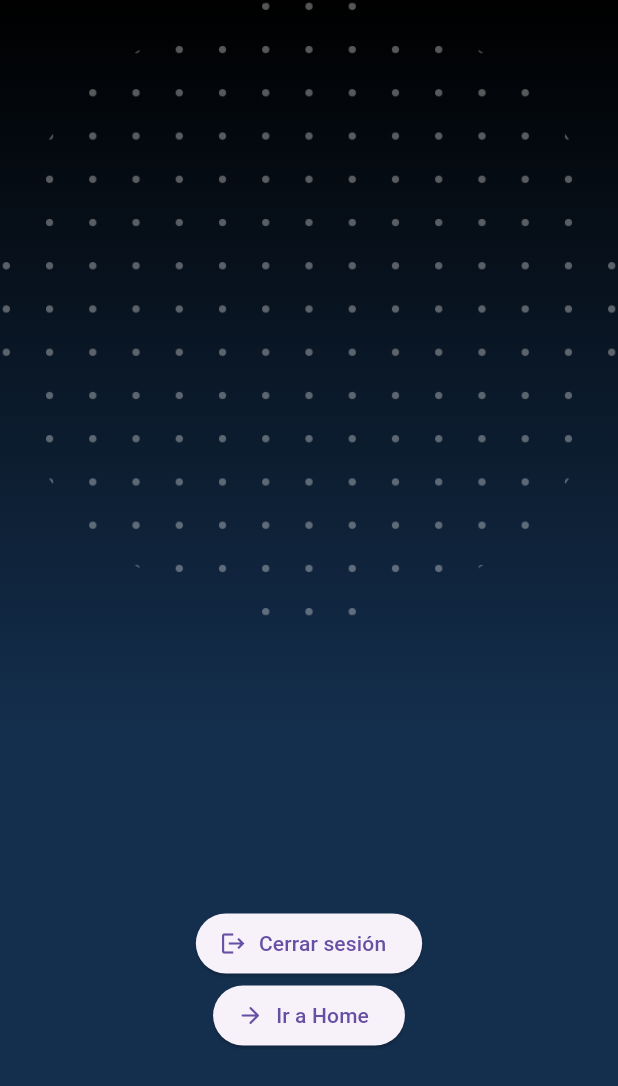
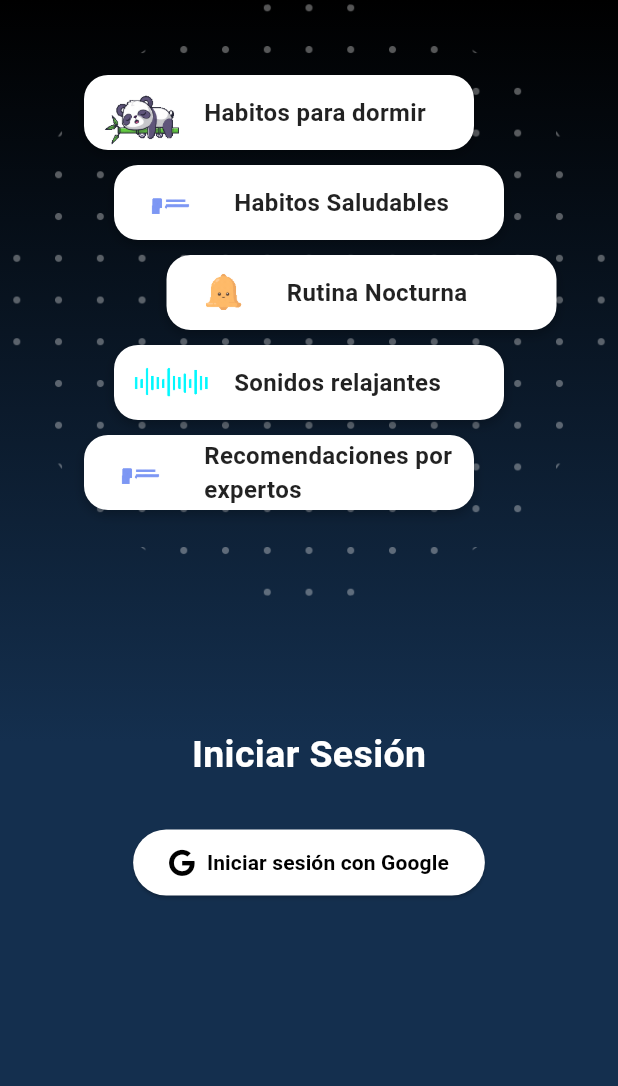
Before and after one commit to Alexisvip100/flutter_sleep_mind, a Flutter app: the LoginPage screen opened directly, on a phone screen of 412 x 824 dp. Shown: the top 1086 px of the screen. Run offline on Flutter 3.47's test engine with Material 3 defaults, Android fonts, the phone set to English and light mode, and no system bars; our stand-ins replace firebase_auth, firebase_core, font_awesome_flutter, get_it, google_sign_in, persistent_bottom_nav_bar; accounts and stored records are empty; network calls fail.

Commit message:
fix: refactor code and show images in the screens

```diff
--- a/lib/app/presentation/pages/login/google_login_screen.dart
+++ b/lib/app/presentation/pages/login/google_login_screen.dart
@@ -1,20 +1,18 @@
 import 'package:flutter/material.dart';
 import 'package:sleep_mind/app/injection/di.dart';
-import 'package:sleep_mind/app/domain/entities/models/auth_service.dart';
-import 'package:sleep_mind/app/domain/usecases/auth_state_changes.dart';
 import 'package:sleep_mind/app/domain/usecases/sign_in_with_google.dart';
-import 'package:sleep_mind/app/domain/usecases/sign_out.dart';
+import 'package:sleep_mind/app/presentation/pages/login/welcome_pages_data.dart';
+import 'package:font_awesome_flutter/font_awesome_flutter.dart';
 
 class LoginPage extends StatefulWidget {
   const LoginPage({super.key});
+
   @override
   State<LoginPage> createState() => _LoginPageState();
 }
 
 class _LoginPageState extends State<LoginPage> {
   final _signIn = sl<SignInWithGoogle>();
-  final _signOut = sl<SignOut>();
-  final _authStates = sl<AuthStateChanges>();
   bool _loading = false;
 
   Future<void> _goHome() async {
@@ -37,12 +35,14 @@ class _LoginPageState extends State<LoginPage> {
     }
   }
 
-  Future<void> _logout() async => _signOut();
 
   @override
   Widget build(BuildContext context) {
+    const items = LoginPageData.listItems;
+
     return Scaffold(
       body: Container(
+        width: double.infinity,
         decoration: const BoxDecoration(
           gradient: LinearGradient(
             begin: Alignment.topCenter,
@@ -52,64 +52,132 @@ class _LoginPageState extends State<LoginPage> {
         ),
         child: Column(
           children: [
-            // points.png arriba
-            Expanded(
-              child: Container(
+            // ================== STACK con background e ítems ==================
+            SizedBox(
+              height: 400,
+              child: Stack(
+                alignment: Alignment.center,
+                children: [
+                  // Imagen de fondo
+                  Container(
+                    height: 400,
+                    width: 400,
                     decoration: const BoxDecoration(
                       image: DecorationImage(
                         image: AssetImage("assets/images/points.png"),
-                    fit: BoxFit.cover,
+                        fit: BoxFit.contain,
                       ),
                     ),
                   ),
+
+                  // Todas las pages encima (sin PageView)
+                  Positioned(
+                    top: 40,
+                    child: Column(
+                      children: [
+                        for (var item in items)
+                          Container(
+                            margin: EdgeInsets.only(
+                              top: 10,
+                              left: item.left ?? 0.0,
+                              right: item.right ?? 0.0,
                             ),
-            // login abajo + escucha de sesión
-            Expanded(
-              child: Center(
-                child: _loading
-                    ? const CircularProgressIndicator(color: Colors.white)
-                    : StreamBuilder<AuthUser?>(
-                        stream: _authStates(),
-                        builder: (context, snap) {
-                          final user = snap.data;
-                          if (user != null) {
-                            return Column(
-                              mainAxisSize: MainAxisSize.min,
-                              children: [
-                                if (user.avatar != null)
-                                  CircleAvatar(
-                                    radius: 32,
-                                    backgroundImage: NetworkImage(user.avatar!),
-                                  ),
-                                const SizedBox(height: 12),
-                                Text(user.name ?? 'Sin nombre',
-                                    style: const TextStyle(
+                            width: 260,
+                            height: 50,
+                            decoration: BoxDecoration(
                               color: Colors.white,
-                                        fontWeight: FontWeight.w700)),
-                                Text(user.email ?? '',
-                                    style:
-                                        const TextStyle(color: Colors.white70)),
-                                const SizedBox(height: 16),
-                                ElevatedButton.icon(
-                                  onPressed: _logout,
-                                  icon: const Icon(Icons.logout),
-                                  label: const Text('Cerrar sesión'),
-                                ),
-                                ElevatedButton.icon(
-                                  onPressed: _goHome,
-                                  icon: const Icon(Icons.arrow_forward_rounded),
-                                  label: const Text('Ir a Home'),
+                              borderRadius: BorderRadius.circular(16),
+                              boxShadow: const [
+                                BoxShadow(
+                                  color: Colors.black26,
+                                  blurRadius: 6,
+                                  offset: Offset(0, 3),
                                 ),
                               ],
-                            );
-                          }
-                          return ElevatedButton.icon(
-                            onPressed: _login,
-                            icon: const Icon(Icons.login),
-                            label: const Text('Iniciar sesión con Google'),
+                            ),
+                            child: Row(
+                              children: [
+                                const SizedBox(width: 8),
+                                Image.asset(
+                                  item.imgGifs ?? '',
+                                  width: 60,
+                                  height: 60,
+                                  fit: BoxFit.cover,
+                                  errorBuilder: (context, error, stackTrace) {
+                                    return const Icon(
+                                      Icons.nightlight_round,
+                                      color: Colors.blue,
+                                      size: 40,
                                     );
                                   },
                                 ),
+                                const SizedBox(width: 12),
+                                Expanded(
+                                  child: Text(
+                                    item.textSleep ?? '',
+                                    style: const TextStyle(
+                                      fontSize: 16,
+                                      fontWeight: FontWeight.w600,
+                                      color: Colors.black87,
+                                    ),
+                                  ),
+                                ),
+                              ],
+                            ),
+                          ),
+                      ],
+                    ),
+                  ),
+                ],
+              ),
+            ),
+            const SizedBox(height: 20),
+            Center(
+              heightFactor: 2.0,
+              child: Column(
+                children: [
+                  const Text(
+                    'Iniciar Sesión',
+                    style: TextStyle(
+                      color: Colors.white,
+                      fontSize: 25,
+                      fontWeight: FontWeight.bold,
+                    ),
+                  ),
+                  const SizedBox(height: 30),
+                  _loading
+                      ? const CircularProgressIndicator(color: Colors.white)
+                      : ElevatedButton.icon(
+                          onPressed: _login,
+                          icon: const FaIcon(
+                            FontAwesomeIcons.google,
+                            color: Color.fromARGB(255, 0, 0, 0),
+                          ),
+                          label: const Text(
+                            'Iniciar sesión con Google',
+                            style: TextStyle(
+                              color: Colors.black,
+                              fontWeight: FontWeight.bold,
+                            ),
+                          ),
+                          style: ElevatedButton.styleFrom(
+                            backgroundColor: const Color.fromARGB(
+                              255,
+                              255,
+                              255,
+                              255,
+                            ),
+                            foregroundColor: Colors.white,
+                            padding: const EdgeInsets.symmetric(
+                              horizontal: 24,
+                              vertical: 12,
+                            ),
+                          ),
+                        ),
+                  const SizedBox(height: 16),
+
+                  // Opcional: botón de logout si quieres mostrarlo aquí
+                ],
               ),
             ),
           ],
--- a/lib/app/presentation/pages/login/title_line_tile.dart
+++ b/lib/app/presentation/pages/login/title_line_tile.dart
@@ -31,6 +31,7 @@ class TimelineTile extends StatelessWidget {
                   color: Colors.white,
                   fontSize: 14,
                   fontWeight: FontWeight.w700,
+                  decoration: TextDecoration.none,
                   letterSpacing: 0.3,
                 ),
               ),
--- a/lib/app/presentation/pages/login/welcome_pages_data.dart
+++ b/lib/app/presentation/pages/login/welcome_pages_data.dart
@@ -15,15 +15,66 @@ class WelcomePageData {
     this.titleListHours,
   });
 }
+
+class LoginPageData {
+  final String? textSleep;
+  final String? imgGifs;
+  final double? right;
+  final double? left;
+
+  const LoginPageData({
+    required this.textSleep,
+    required this.imgGifs,
+    this.left,
+    this.right,
+  });
+
+  // Datos para la página de login
+  static const List<LoginPageData> listItems = [
+    LoginPageData(
+      textSleep: 'Habitos para dormir',
+      imgGifs: 'assets/login_gifs/Panda_sleep.gif',
+      right: 40.0,
+      left: 0.0,
+    ),
+    LoginPageData(
+      textSleep: 'Habitos Saludables',
+      imgGifs: 'assets/login_gifs/list_purple.gif',
+      right: 0.0,
+      left: 0.0,
+    ),
+    LoginPageData(
+      textSleep: 'Rutina Nocturna',
+      imgGifs: 'assets/login_gifs/Notification_Bell.gif',
+      right: 0.0,
+      left: 70.0,
+    ),
+    LoginPageData(
+      textSleep: 'Sonidos relajantes',
+      imgGifs: 'assets/login_gifs/Sound_Waves.gif',
+      right: 0.0,
+      left: 0.0,
+    ),
+    LoginPageData(
+      textSleep: 'Recomendaciones por expertos',
+      imgGifs: 'assets/login_gifs/list_purple.gif',
+      right: 40.0,
+      left: 0.0,
+    ),
+  ];
+}
+
 class WelcomePagesData {
   static const List<WelcomePageData> pages = [
     WelcomePageData(
       title: 'Hola 👋🏻',
-      description: '🌙 Bienvenido a tu nuevo espacio de descanso. 🧘 Respira profundo. El sueño comienza aquí 😴',
+      description:
+          '🌙 Bienvenido a tu nuevo espacio de descanso. 🧘 Respira profundo. El sueño comienza aquí 😴',
     ),
     WelcomePageData(
       title: 'Tu descanzo es muy importante para nosotros 😴',
-      description: 'Mejora tu descanso con sonidos relajantes, meditaciones y rutinas nocturnas. '
+      description:
+          'Mejora tu descanso con sonidos relajantes, meditaciones y rutinas nocturnas. '
           'Reduce el estrés, concilia el sueño más rápido y despierta con más energía.',
     ),
     WelcomePageData(
@@ -35,7 +86,8 @@ class WelcomePagesData {
     WelcomePageData(
       h1: "SleepMind",
       title: "Conecta con miembros expertos en la sociedad",
-      description: "Más de 400 usuarios han tenido un gran aumento de sueño con nuestra ayuda",
+      description:
+          "Más de 400 usuarios han tenido un gran aumento de sueño con nuestra ayuda",
       background: '#142F4E',
     ),
     WelcomePageData(
--- a/lib/main.dart
+++ b/lib/main.dart
@@ -18,6 +18,7 @@ class MyApp extends StatelessWidget {
   @override
   Widget build(BuildContext context) {
     return MaterialApp(
+
       debugShowCheckedModeBanner: false,
       theme: ThemeData(
         useMaterial3: true,
--- a/pubspec.yaml
+++ b/pubspec.yaml
@@ -39,6 +39,8 @@ dependencies:
   google_sign_in: ^6.2.1
   firebase_auth: ^5.1.4
   persistent_bottom_nav_bar: ^6.2.1
+  font_awesome_flutter: ^10.7.0
+
 
 dev_dependencies:
   flutter_test:
@@ -61,6 +63,10 @@ flutter:
     - assets/images/slap-hands.png
     - assets/images/points.png
     - assets/images/team.png
+    - assets/login_gifs/list_purple.gif
+    - assets/login_gifs/Notification_Bell.gif
+    - assets/login_gifs/Panda_sleep.gif
+    - assets/login_gifs/Sound_Waves.gif
 
   # The following line ensures that the Material Icons font is
   # included with your application, so that you can use the icons in
```
Also changed, not shown: lib/app/presentation/pages/login/step_cards.dart (+4 -3 lines), lib/app/presentation/pages/login/welcome_page.dart (+65 -36 lines), assets/login_gifs/Notification_Bell.gif (added), assets/login_gifs/Panda_sleep.gif (added), assets/login_gifs/Sound_Waves.gif (added), assets/login_gifs/list_purple.gif (added), 1 other file. Lines whose indentation alone changed are shown as unchanged.
